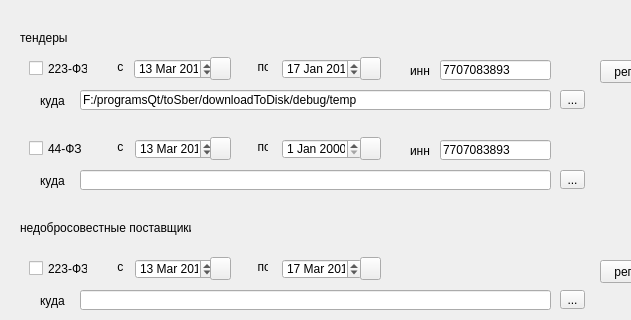
Before: the Qt Designer form downloadToDisk/mainwindow.ui in oprosbox/toSber, drawn with Qt 5; both pictures show x 120 to 751 and y 0 to 320 of the 950 by 458 pixel window.
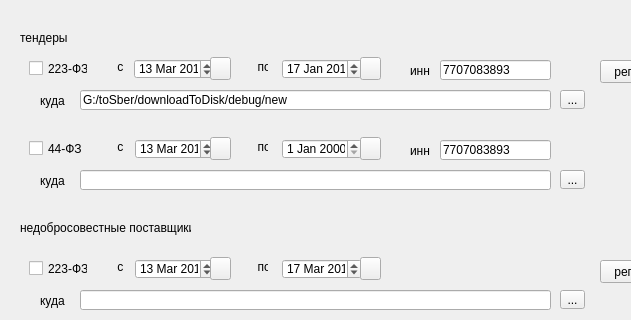
After: the same form once the commit is applied.

```diff
--- a/downloadToDisk/mainwindow.ui
+++ b/downloadToDisk/mainwindow.ui
@@ -178,7 +178,7 @@
        </rect>
       </property>
       <property name="text">
-       <string>F:/programsQt/toSber/downloadToDisk/debug/temp</string>
+       <string>G:/toSber/downloadToDisk/debug/new</string>
       </property>
      </widget>
      <widget class="QLabel" name="label_4">
```
